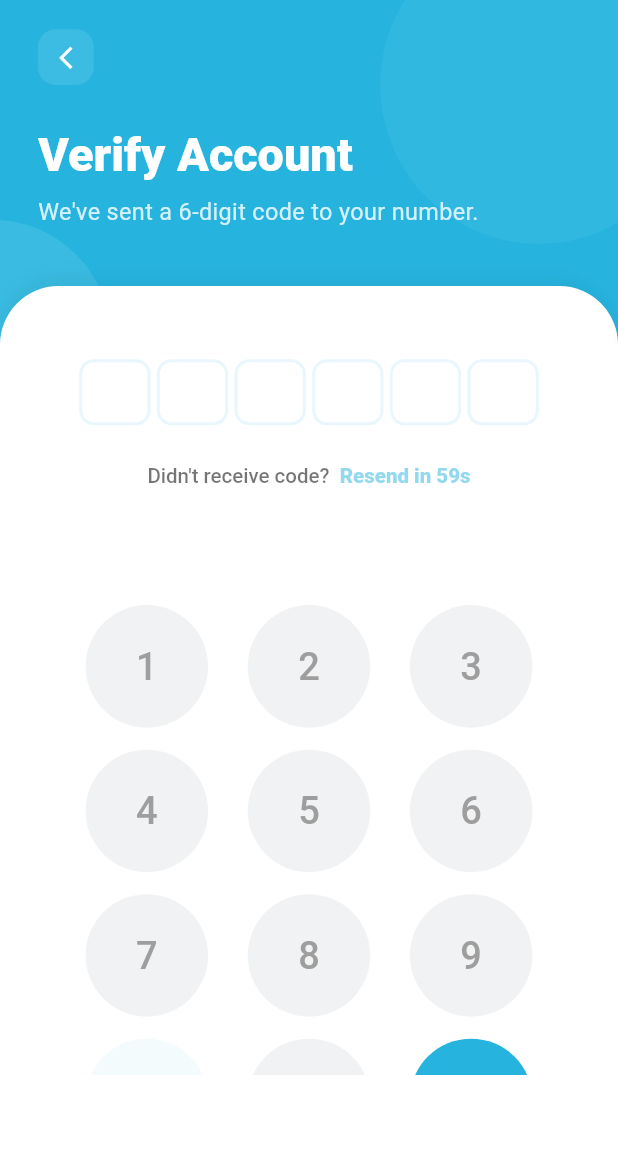
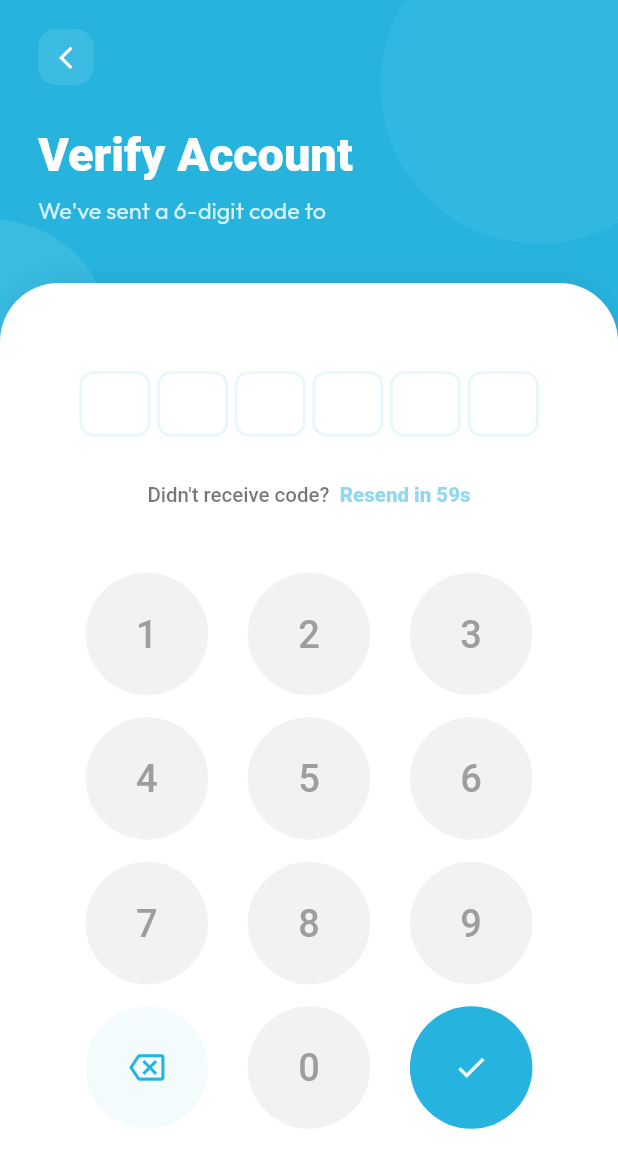
Before and after one commit to Bia-pay/bia_mobile, a Flutter app: the CreateAccountVerifyOtpScreen screen opened by its route, on a phone screen of 412 x 824 dp. Shown: the top 1168 px of the screen. Run offline on Flutter 3.47's test engine with Material 3 defaults, Android fonts, the phone set to English and light mode, and no system bars; drawn by our look-alikes of flutter_animate, pin_code_fields; our stand-ins replace audioplayers, camera, confetti, device_info_plus, firebase_core, firebase_messaging and 24 more; missing offline and left inert: flutter_sliding_toast, gal, media_store_plus, mobile_scanner, network_info_plus and 2 more; accounts and stored records are empty; project files that could hold a hidden picture were left out.

```diff
--- a/lib/feature/auth/presentation/pages/create_account_verify_otp.dart
+++ b/lib/feature/auth/presentation/pages/create_account_verify_otp.dart
@@ -96,6 +96,11 @@ class _CreateAccountVerifyOtpScreenState extends ConsumerState<CreateAccountVeri
   Widget build(BuildContext context) {
     final theme = Theme.of(context);
     final screenHeight = MediaQuery.of(context).size.height;
+    final isSmallScreen = screenHeight < 700;
+    final isLargeScreen = screenHeight > 900;
+
+    final topSpacing = isSmallScreen ? 10.h : (isLargeScreen ? 40.h : 30.h);
+    final keypadSpacing = isSmallScreen ? 20.h : (isLargeScreen ? 60.h : 45.h);
 
     return Scaffold(
       backgroundColor: primaryColor, // Modern top bg
@@ -161,12 +166,24 @@ class _CreateAccountVerifyOtpScreenState extends ConsumerState<CreateAccountVeri
                         ),
                       ).animate().fadeIn(delay: 100.ms).slideY(begin: 0.1),
                       SizedBox(height: 10.h),
-                      Text(
-                        "We've sent a 6-digit code to your number.",
+                      RichText(
+                        text: TextSpan(
+                          text: "We've sent a 6-digit code to ",
                           style: TextStyle(
                             fontSize: 16.sp,
                             color: Colors.white.withOpacity(0.8),
                             fontWeight: FontWeight.w400,
+                            fontFamily: 'Outfit',
+                          ),
+                          children: [
+                            TextSpan(
+                              text: widget.phone,
+                              style: const TextStyle(
+                                color: Colors.white,
+                                fontWeight: FontWeight.bold,
+                              ),
+                            ),
+                          ],
                         ),
                       ).animate().fadeIn(delay: 200.ms).slideY(begin: 0.1),
                     ],
@@ -194,10 +211,21 @@ class _CreateAccountVerifyOtpScreenState extends ConsumerState<CreateAccountVeri
                         ),
                       ],
                     ),
+                    child: LayoutBuilder(
+                      builder: (context, constraints) {
+                        return SingleChildScrollView(
+                          physics: const ClampingScrollPhysics(),
+                          child: ConstrainedBox(
+                            constraints: BoxConstraints(
+                              minHeight: constraints.maxHeight,
+                            ),
+                            child: Padding(
+                              padding: EdgeInsets.only(bottom: 20.h),
                               child: Column(
                                 crossAxisAlignment: CrossAxisAlignment.center,
+                                mainAxisSize: MainAxisSize.min,
                                 children: [
-                        SizedBox(height: 20.h),
+                                  SizedBox(height: topSpacing),
                                   Center(
                                     child: AppPinCodeField(
                                       controller: otpController,
@@ -210,7 +238,7 @@ class _CreateAccountVerifyOtpScreenState extends ConsumerState<CreateAccountVeri
                                     ),
                                   ).animate().fadeIn(delay: 300.ms).slideY(begin: 0.1),
 
-                        SizedBox(height: 10.h),
+                                  SizedBox(height: 15.h),
 
                                   RichText(
                                     text: TextSpan(
@@ -236,11 +264,9 @@ class _CreateAccountVerifyOtpScreenState extends ConsumerState<CreateAccountVeri
                                     ),
                                   ).animate().fadeIn(delay: 400.ms),
 
-                        const Spacer(),
+                                  SizedBox(height: keypadSpacing),
 
-                        SizedBox(
-                          height: screenHeight * 0.38,
-                          child: CustomGridKeypad(
+                                  CustomGridKeypad(
                                     onNumberPressed: addDigit,
                                     leftAction: ActionKey(
                                       child: Icon(Icons.backspace_outlined, color: primaryColor, size: 24.sp),
@@ -254,11 +280,13 @@ class _CreateAccountVerifyOtpScreenState extends ConsumerState<CreateAccountVeri
                                       backgroundColor: primaryColor,
                                       onTap: _verifyOtp,
                                     ),
+                                  ).animate().fadeIn(delay: 500.ms).slideY(begin: 0.2),
+                                ],
                               ),
-                        ).animate().fadeIn(delay: 500.ms).slideY(begin: 0.2),
-
-                        const Spacer(),
-                      ],
+                            ),
+                          ),
+                        );
+                      }
                     ),
                   ),
                 ),
```
Also changed, not shown: lib/app/utils/u_popup.dart (+65 -16 lines), lib/app/utils/widgets/phone_input_widget.dart (+5 -6 lines), lib/feature/auth/presentation/pages/create_account_phone.dart (+13 -5 lines), lib/feature/auth/presentation/pages/forgot_password/forgot_password1.dart (+10 -3 lines), lib/feature/auth/presentation/pages/login.dart (+12 -4 lines), lib/feature/dashboard/pages/homepage.dart (+6 -6 lines). Lines whose indentation alone changed are shown as unchanged.
